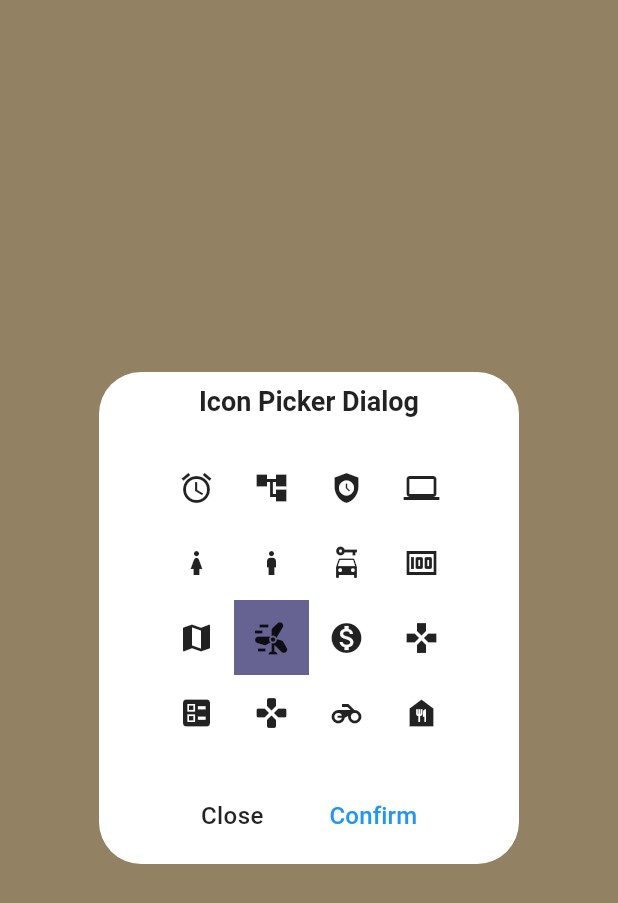
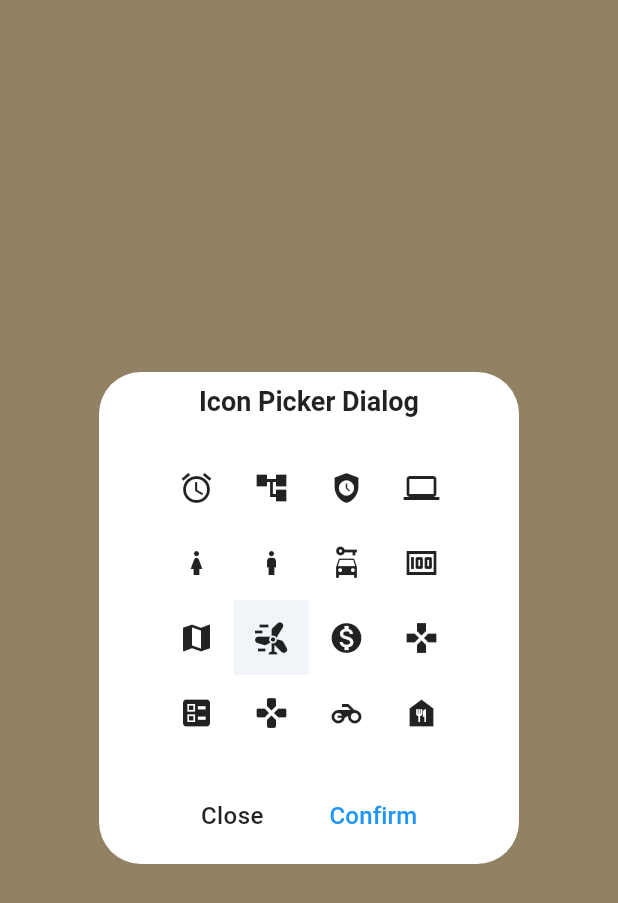
Before and after one commit to sankassio99/goals_tracker, a Flutter app: the IconPickerDialog widget shown alone on an empty page, opened directly, after a tap on the "wind power" icon, on a phone screen of 412 x 824 dp. Shown: the top 903 px of the screen. Run offline on Flutter 3.47's test engine with Material 2 defaults, Android fonts, the phone set to English and light mode, and no system bars; our stand-ins replace get, go_router, percent_indicator; Roboto replaces fonts that are missing (Poppins).

Commit message:
When dialog is loaded must show current icon selected (GREEN)

```diff
--- a/lib/presentation/components/header_goal_widget.dart
+++ b/lib/presentation/components/header_goal_widget.dart
@@ -35,8 +35,9 @@ class HeaderGoalWidget extends StatelessWidget {
                     InkWell(
                       onTap: () => showDialog(
                           context: context,
-                          builder: (BuildContext context) =>
-                              IconPickerDialog()),
+                          builder: (BuildContext context) => IconPickerDialog(
+                                currentIcon: model.icon,
+                              )),
                       child: const Padding(
                         padding: EdgeInsetsDirectional.fromSTEB(0, 0, 10, 10),
                         child: Icon(
--- a/lib/presentation/components/icon_picker_dialog.dart
+++ b/lib/presentation/components/icon_picker_dialog.dart
@@ -2,11 +2,13 @@ import 'package:flutter/material.dart';
 import 'package:get/get.dart';
 
 class IconPickerDialog extends StatelessWidget {
+  final IconData? currentIcon;
+  final Rx<IconData> iconSelected = Icons.abc.obs;
+
   IconPickerDialog({
+    this.currentIcon,
     super.key,
   });
-
-  Rx<IconData> iconSelected = Icons.abc.obs;
 
   final List<IconData> iconsData = const [
     Icons.access_alarm,
@@ -29,6 +31,7 @@ class IconPickerDialog extends StatelessWidget {
 
   @override
   Widget build(BuildContext context) {
+    iconSelected.value = currentIcon ?? Icons.food_bank;
     return Dialog(
       key: const Key("iconPickerDialog"),
       backgroundColor: Colors.white,
@@ -117,7 +120,7 @@ class SelectedIcon extends StatelessWidget {
     return Container(
       padding: const EdgeInsets.all(3.0),
       decoration:
-          BoxDecoration(color: Theme.of(context).colorScheme.onSecondary),
+          BoxDecoration(color: Theme.of(context).colorScheme.background),
       child: Icon(
         key: const Key("iconItemChoice"),
         iconData,
--- a/lib/presentation/models/goal_model.dart
+++ b/lib/presentation/models/goal_model.dart
@@ -11,9 +11,11 @@ class GoalModel {
   List<GoalModel> subGoals = [];
   RxList<TaskModel> tasks = RxList<TaskModel>();
   RxDouble completePercentage = 0.0.obs;
+  IconData? icon;
 
   GoalModel(
     this.id, {
+    this.icon,
     String description = "",
     String name = "Tap to edit",
     List<TaskModel>? taskList,
```
Also changed, not shown: 1 other file.
